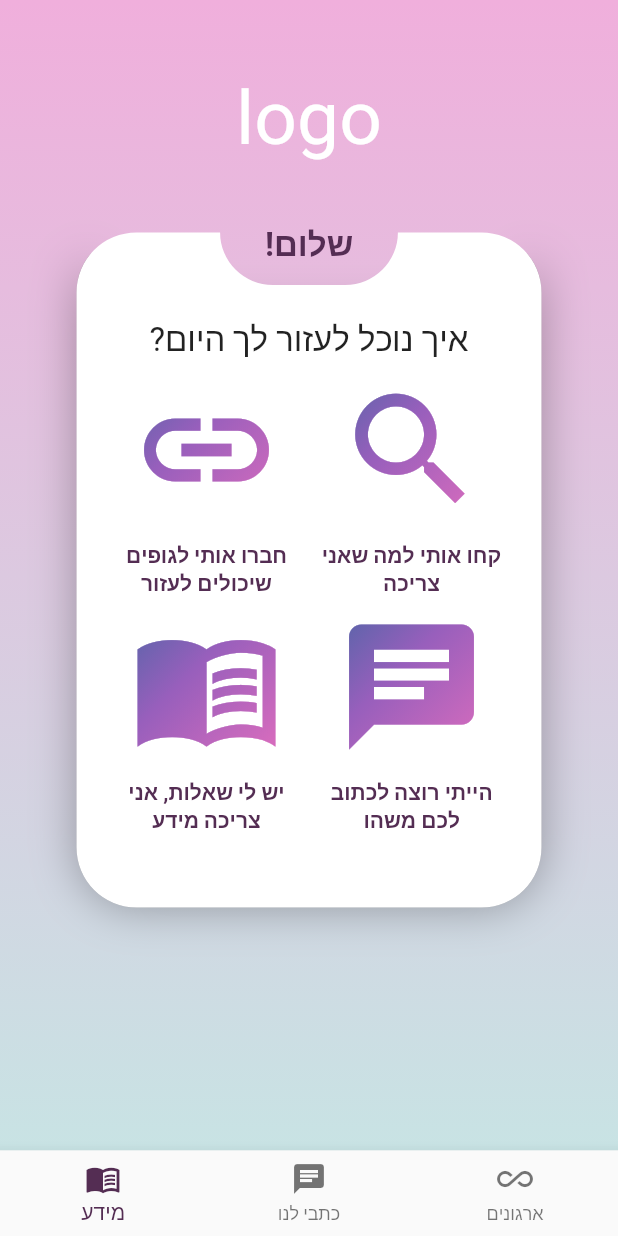
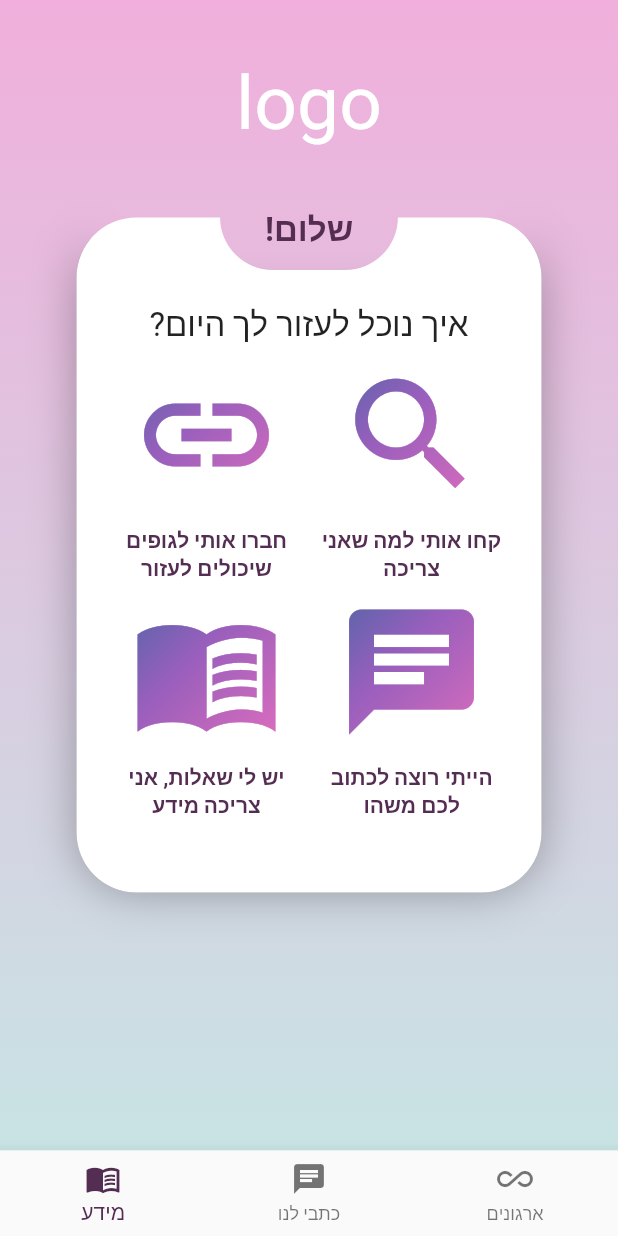
Before and after one commit to barakgro/Almiya, a Flutter app: the screen it shows after launch, on a phone screen of 412 x 824 dp. Run offline on Flutter 3.47's test engine with Material 2 defaults, Android fonts, the light colour scheme and no system bars.

Commit message:
add custom icons, images, and finish login page

```diff
--- /dev/null
+++ b/lib/almiya_icons.dart
@@ -0,0 +1,25 @@
+/// Flutter icons Almiya
+/// Copyright (C) 2021 by original authors @ fluttericon.com, fontello.com
+/// This font was generated by FlutterIcon.com, which is derived from Fontello.
+///
+/// To use this font, place it in your fonts/ directory and include the
+/// following in your pubspec.yaml
+///
+/// flutter:
+///   fonts:
+///    - family:  Almiya
+///      fonts:
+///       - asset: fonts/Almiya.ttf
+///
+///
+///
+import 'package:flutter/widgets.dart';
+
+class Almiya {
+  Almiya._();
+
+  static const _kFontFam = 'Almiya';
+  static const String _kFontPkg = null;
+
+  static const IconData face = IconData(0xe808, fontFamily: _kFontFam, fontPackage: _kFontPkg);
+}
--- a/lib/components/almiya_page.dart
+++ b/lib/components/almiya_page.dart
@@ -13,7 +13,7 @@ class AlmiyaPage extends StatelessWidget {
   @override
   Widget build(BuildContext context) {
     return Container(
-      padding: EdgeInsets.all(20),
+      padding: EdgeInsets.all(10),
       decoration: BoxDecoration(
           gradient: LinearGradient(
               begin: Alignment.topCenter,
```
Also changed, not shown: lib/pages/login.dart (+15 -4 lines), pubspec.yaml (+18 -2 lines), assets/fonts/Almiya.ttf (added), assets/images/asterisk.jpeg (added), assets/images/book-black.jpg (added), assets/images/book.jpeg (added), assets/images/connect.jpeg (added), assets/images/entrance.png (renamed from lib/pictures/entrance.png), assets/images/face.jpeg (added), assets/images/lock.jpeg (added), assets/images/login.png (added), assets/images/logo.png (added), assets/images/message.jpeg (added), assets/images/phone.jpeg (added), 3 more files.
